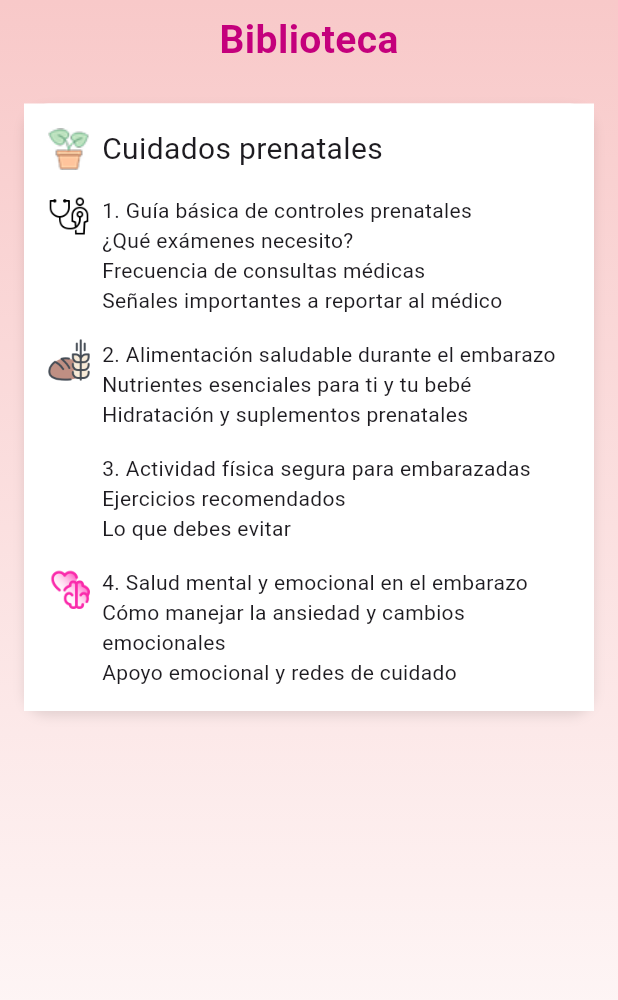
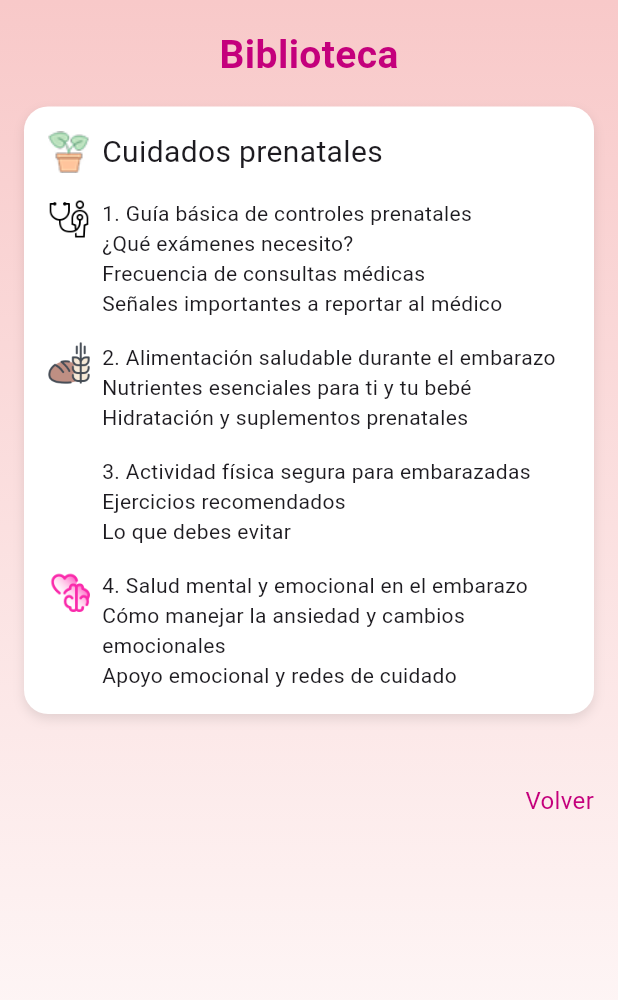
Before and after one commit to ilson28/maternal_care, a Flutter app: the screen it shows after launch, on a phone screen of 412 x 824 dp. Shown: the top 1000 px of the screen. Run offline on Flutter 3.47's test engine with Material 3 defaults, Android fonts, the phone set to English and light mode, and no system bars; our stand-ins replace google_fonts; Roboto replaces fonts that are missing (Inder).

Commit message:
fix(library): fix screen library.

```diff
--- a/lib/widgets/whiteBox.dart
+++ b/lib/widgets/whiteBox.dart
@@ -1,4 +1,5 @@
 import 'package:flutter/material.dart';
+import 'package:google_fonts/google_fonts.dart';
 import 'package:maternalcare/utils/appColors.dart';
 
 class WhiteBox extends StatelessWidget {
@@ -14,7 +15,7 @@ class WhiteBox extends StatelessWidget {
             children: [
               Center(
                 child: Padding(
-                  padding: const EdgeInsets.all(8.0),
+                  padding: const EdgeInsets.only(top: 18),
                   child: Text("Biblioteca",
                       style: TextStyle(
                           color: AppColors.primary,
@@ -23,7 +24,6 @@ class WhiteBox extends StatelessWidget {
                 ),
               ),
               Container(
-                color: Colors.white,
                 margin: const EdgeInsets.all(16),
                 padding: const EdgeInsets.all(16),
                 decoration: BoxDecoration(
@@ -151,6 +151,21 @@ class WhiteBox extends StatelessWidget {
                   ],
                 ),
               ),
+              Row(
+                mainAxisAlignment: MainAxisAlignment.end,
+                children: [
+                  Padding(
+                    padding: const EdgeInsets.only(top: 30, right: 16),
+                    child: Text(
+                      "Volver",
+                      style: GoogleFonts.inder(
+                        color: AppColors.primary,
+                        fontSize: 16,
+                      ),
+                    ),
+                  ),
+                ],
+              )
             ],
           ),
         ),
```
